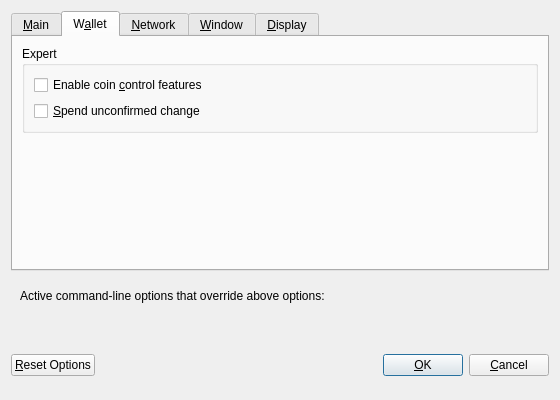
Before: the Qt Designer form src/qt/forms/optionsdialog.ui in Fake-Coin/FakeCoin, drawn with Qt 5.
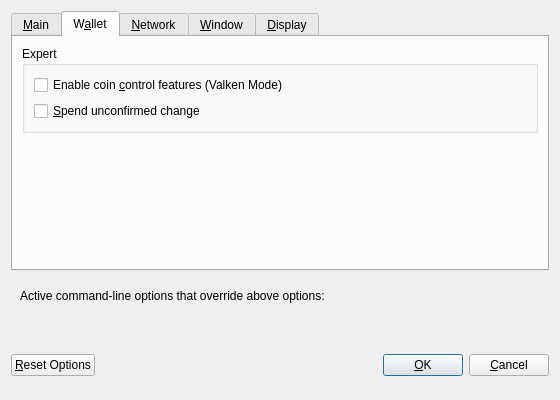
After: the same form once the commit is applied. The open tabs and pages were chosen to show the change. Custom widgets are drawn as their Qt base class.

Commit message:
Minor interface tweeks
Updated minor interface tweeks and branding changes

```diff
--- a/src/qt/forms/optionsdialog.ui
+++ b/src/qt/forms/optionsdialog.ui
@@ -149,7 +149,7 @@
              <string>Whether to show coin control features or not.</string>
             </property>
             <property name="text">
-             <string>Enable coin &amp;control features</string>
+             <string>Enable coin &amp;control features (Valken Mode)</string>
             </property>
            </widget>
           </item>
```
The commit also changes 7 other files.
